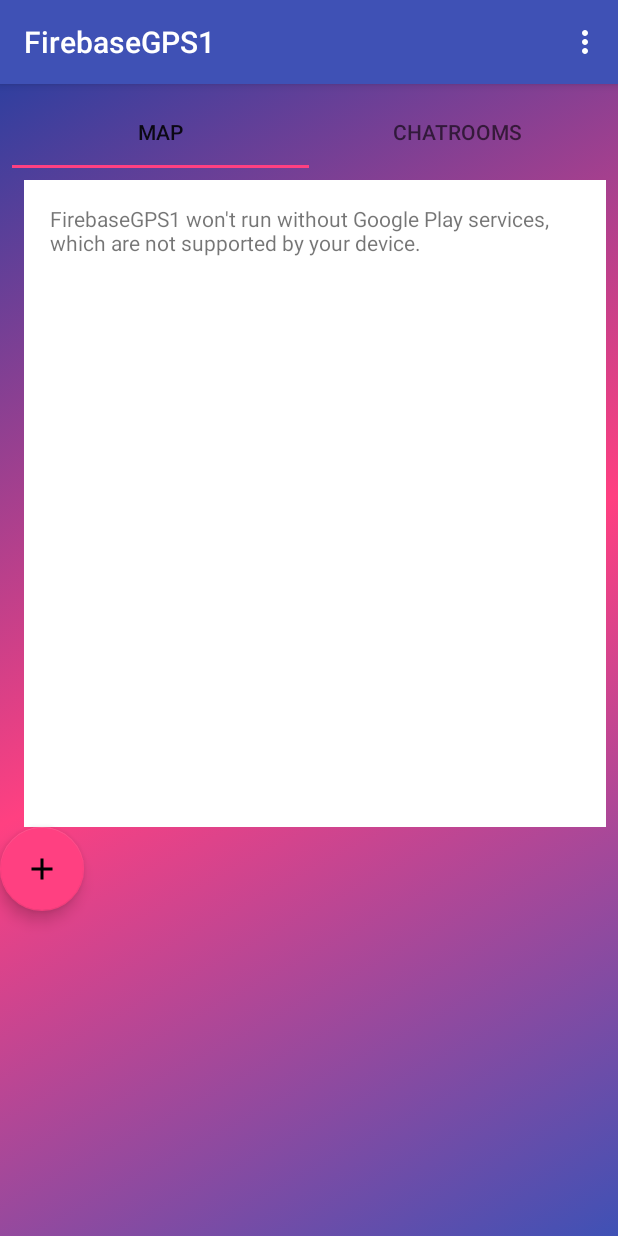
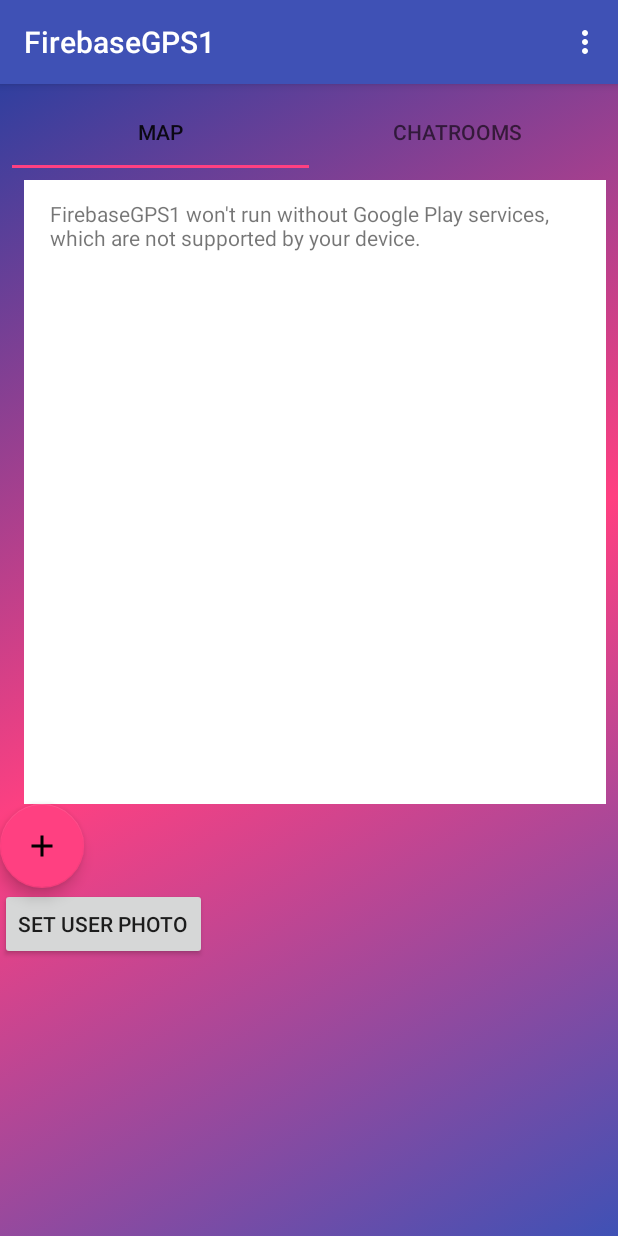
Before and after one commit to Ncastro878/DropSpot, an Android app: the screen it shows after launch (MainActivity), on a phone screen of 412 x 824 dp. Run offline under Robolectric (Android 15) with nearby library versions, the phone set to English and light mode, and no system bars; our stand-ins replace Firebase (no records; nobody signed in at launch, a user with empty details on screens opened directly); libraries missing offline, so code that uses them is left out: com.firebase.geofire, com.firebase.ui; 3 statements that could not run were skipped.

Commit message:
Added FirebaseDataStorage instance & reference. Added button for user to add photo. Added startActivityForResult(), and edited onActivityResult() to get the returned photo data

```diff
--- a/app/src/main/java/com/example/android/firebasegps1/MainActivity.java
+++ b/app/src/main/java/com/example/android/firebasegps1/MainActivity.java
@@ -7,6 +7,7 @@ import android.content.Intent;
 import android.content.pm.PackageManager;
 import android.location.Location;
 import android.location.LocationListener;
+import android.net.Uri;
 import android.support.annotation.NonNull;
 import android.support.annotation.Nullable;
 import android.support.design.widget.FloatingActionButton;
@@ -45,6 +46,7 @@ import com.google.android.gms.maps.model.BitmapDescriptorFactory;
 import com.google.android.gms.maps.model.CameraPosition;
 import com.google.android.gms.maps.model.LatLng;
 import com.google.android.gms.maps.model.MarkerOptions;
+import com.google.android.gms.tasks.OnSuccessListener;
 import com.google.firebase.auth.FirebaseAuth;
 import com.google.firebase.auth.FirebaseUser;
 import com.google.firebase.database.ChildEventListener;
@@ -54,6 +56,9 @@ import com.google.firebase.database.DatabaseReference;
 import com.google.firebase.database.FirebaseDatabase;
 import com.google.firebase.database.GenericTypeIndicator;
 import com.google.firebase.database.ValueEventListener;
+import com.google.firebase.storage.FirebaseStorage;
+import com.google.firebase.storage.StorageReference;
+import com.google.firebase.storage.UploadTask;
 
 import org.w3c.dom.Text;
 
@@ -97,14 +102,18 @@ public class MainActivity extends AppCompatActivity implements GoogleApiClient.C
     private String latestKey = null;
 
     public static final int RC_SIGNIN = 1 ;
-    private FirebaseDatabase mFirebaseDatabase;
+    private static final int RC_PHOTO_PICKER = 4;
+
 
     private DatabaseReference mPendingFriendRequestReference;
     private DatabaseReference mUsernamesReference;
 
+    private FirebaseDatabase mFirebaseDatabase;
     private FirebaseAuth mFirebaseAuth;
     private FirebaseAuth.AuthStateListener mAuthStateListener;
     private ChildEventListener mNewRequestEventListener;
+    private FirebaseStorage mFirebaseStorage;
+    private StorageReference mChatPhotosStorageReference;
 
     //Location Services variables
     private GoogleApiClient mGoogleApiClient;
@@ -115,6 +124,7 @@ public class MainActivity extends AppCompatActivity implements GoogleApiClient.C
     GeoFire mChatroomGeoFire;
     GeoQuery mGeoQuery;
     FloatingActionButton mFloatingActionButton;
+    Button mPhotoButton;
 
     @Override
     protected void onCreate(Bundle savedInstanceState) {
@@ -132,8 +142,11 @@ public class MainActivity extends AppCompatActivity implements GoogleApiClient.C
         tabLayout.setupWithViewPager(viewPager);
 
         mFloatingActionButton = (FloatingActionButton) findViewById(R.id.floating_action_button);
+        mPhotoButton = (Button) findViewById(R.id.set_photo_url_button);
 
         mFirebaseDatabase = FirebaseDatabase.getInstance();
+        mFirebaseStorage = FirebaseStorage.getInstance();
+        mChatPhotosStorageReference = mFirebaseStorage.getReference().child("chat_photos");
         mUsernamesReference = mFirebaseDatabase.getReference().child("usernames");
 
         //Location Services initialization
@@ -218,6 +231,16 @@ public class MainActivity extends AppCompatActivity implements GoogleApiClient.C
                 createRoomDialog();
             }
         });
+        //Lets User set profile photo
+        mPhotoButton.setOnClickListener(new View.OnClickListener() {
+            @Override
+            public void onClick(View view) {
+                Intent intent = new Intent(Intent.ACTION_GET_CONTENT);
+                intent.setType("image/jpeg");
+                intent.putExtra(Intent.EXTRA_LOCAL_ONLY, true);
+                startActivityForResult(Intent.createChooser(intent,"Complete action using"), RC_PHOTO_PICKER);
+            }
+        });
     }
 
     private void createRoomDialog() {
@@ -283,6 +306,17 @@ public class MainActivity extends AppCompatActivity implements GoogleApiClient.C
                 Toast.makeText(this, "Failure! :(", Toast.LENGTH_SHORT).show();
                 finish();
             }
+        }else if(requestCode == RC_PHOTO_PICKER && resultCode == RESULT_OK){
+            Uri selectedImageUri = data.getData();
+            StorageReference photoRef = mChatPhotosStorageReference.child(selectedImageUri.getLastPathSegment());
+            //i.e. content://local_images/foo/4, so the "4".
+            photoRef.putFile(selectedImageUri).addOnSuccessListener(this, new OnSuccessListener<UploadTask.TaskSnapshot>() {
+                @Override
+                public void onSuccess(UploadTask.TaskSnapshot taskSnapshot) {
+                    Uri downloadUrl = taskSnapshot.getDownloadUrl();
+                    String downloadUrlString = downloadUrl.toString();
+                }
+            });
         }
     }
 
--- a/app/src/main/res/layout/activity_main.xml
+++ b/app/src/main/res/layout/activity_main.xml
@@ -42,4 +42,10 @@
         android:layout_height="wrap_content"
         android:src="@drawable/ic_add_black_24dp" />
 
+    <Button
+        android:id="@+id/set_photo_url_button"
+        android:layout_width="wrap_content"
+        android:layout_height="wrap_content"
+        android:text="Set User Photo" />
+
 </LinearLayout>
```
Also changed, not shown: app/build.gradle (+7 -4 lines).
